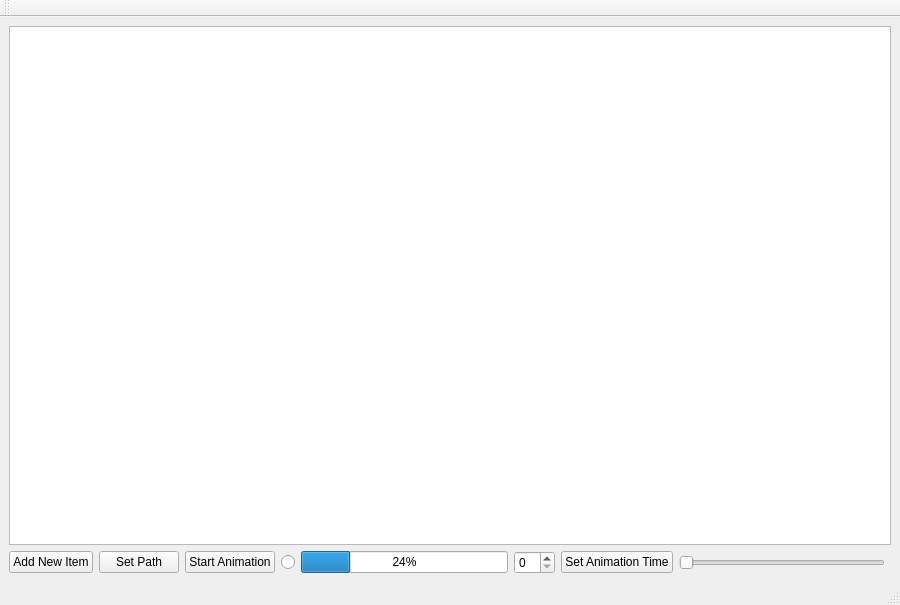
Before: the Qt Designer form ui/mainwindow.ui in nuigroup/tuio-simulator, drawn with Qt 5.
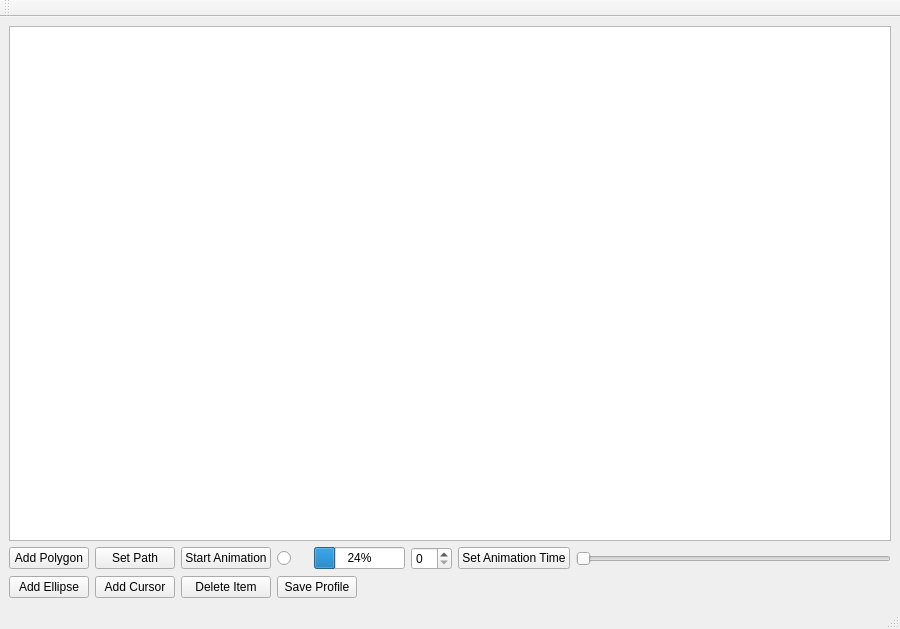
After: the same form once the commit is applied. Icons and pictures are not drawn.

Diff of the .ui file:
```diff
--- a/ui/mainwindow.ui
+++ b/ui/mainwindow.ui
@@ -6,7 +6,7 @@
     <x>0</x>
     <y>0</y>
     <width>900</width>
-    <height>605</height>
+    <height>629</height>
    </rect>
   </property>
   <property name="minimumSize" >
@@ -28,7 +28,7 @@
      <x>0</x>
      <y>33</y>
      <width>900</width>
-     <height>553</height>
+     <height>577</height>
     </rect>
    </property>
    <layout class="QGridLayout" name="gridLayout" >
@@ -45,7 +45,7 @@
     <item row="1" column="0" >
      <widget class="QPushButton" name="addItemButton" >
       <property name="text" >
-       <string>Add New Item</string>
+       <string>Add Polygon</string>
       </property>
      </widget>
     </item>
@@ -70,28 +70,28 @@
       </property>
      </widget>
     </item>
-    <item row="1" column="4" >
+    <item row="1" column="4" colspan="2" >
      <widget class="QProgressBar" name="animationProgressBar" >
       <property name="value" >
        <number>24</number>
       </property>
      </widget>
     </item>
-    <item row="1" column="5" >
+    <item row="1" column="6" >
      <widget class="QSpinBox" name="animationtime" >
       <property name="statusTip" >
        <string>Time in milliseconds</string>
       </property>
      </widget>
     </item>
-    <item row="1" column="6" >
+    <item row="1" column="7" >
      <widget class="QPushButton" name="setAnimationTimeButton" >
       <property name="text" >
        <string>Set Animation Time</string>
       </property>
      </widget>
     </item>
-    <item row="1" column="7" >
+    <item row="1" column="8" >
      <widget class="QSlider" name="animationSlider" >
       <property name="cursor" >
        <cursorShape>PointingHandCursor</cursorShape>
@@ -101,6 +101,47 @@
       </property>
      </widget>
     </item>
+    <item row="2" column="0" >
+     <widget class="QPushButton" name="addEllipseButton" >
+      <property name="text" >
+       <string>Add Ellipse</string>
+      </property>
+     </widget>
+    </item>
+    <item row="2" column="1" >
+     <widget class="QPushButton" name="addCursorButton" >
+      <property name="text" >
+       <string>Add Cursor</string>
+      </property>
+     </widget>
+    </item>
+    <item row="2" column="2" >
+     <widget class="QPushButton" name="deleteItemButton" >
+      <property name="text" >
+       <string>Delete Item</string>
+      </property>
+     </widget>
+    </item>
+    <item row="2" column="3" colspan="2" >
+     <widget class="QPushButton" name="saveProfileButton" >
+      <property name="text" >
+       <string>Save Profile</string>
+      </property>
+     </widget>
+    </item>
+    <item row="2" column="5" colspan="4" >
+     <spacer name="horizontalSpacer" >
+      <property name="orientation" >
+       <enum>Qt::Horizontal</enum>
+      </property>
+      <property name="sizeHint" stdset="0" >
+       <size>
+        <width>547</width>
+        <height>20</height>
+       </size>
+      </property>
+     </spacer>
+    </item>
    </layout>
   </widget>
   <widget class="QMenuBar" name="menubar" >
@@ -117,7 +158,7 @@
    <property name="geometry" >
     <rect>
      <x>0</x>
-     <y>586</y>
+     <y>610</y>
      <width>900</width>
      <height>19</height>
     </rect>
```
